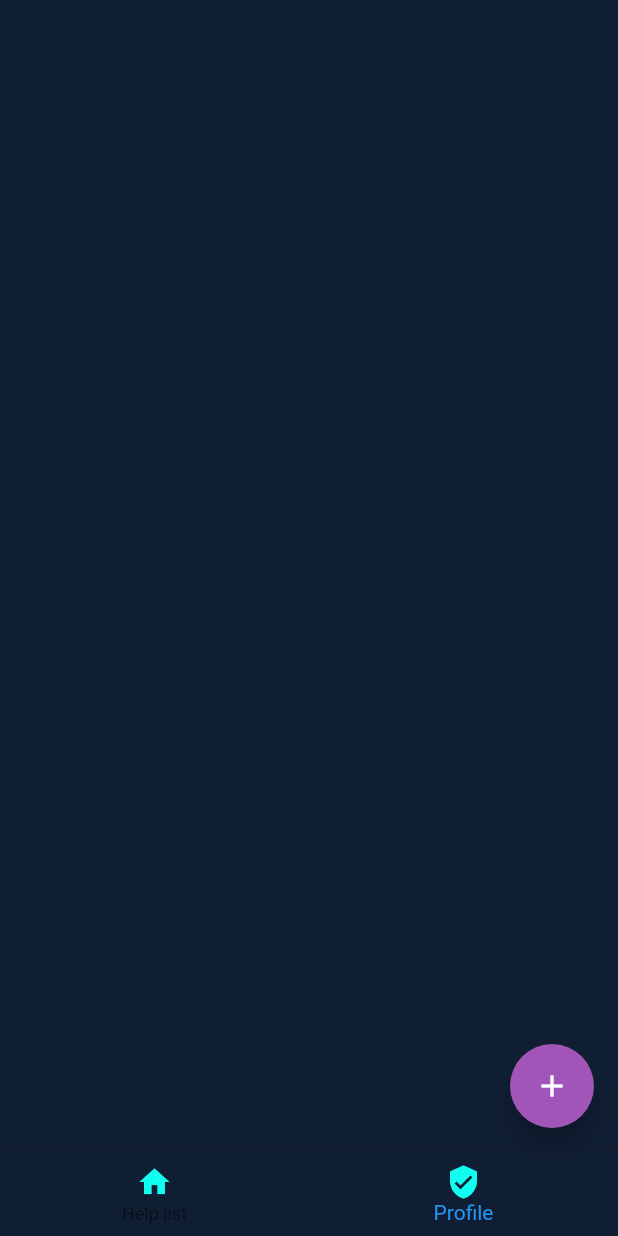
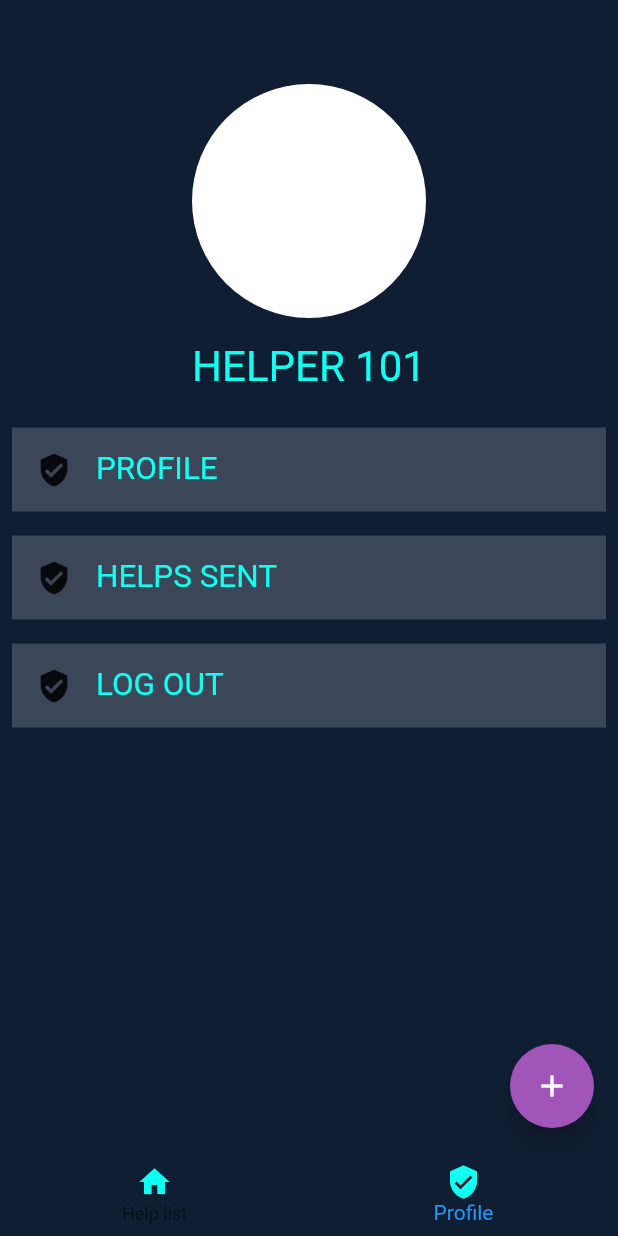
Before and after one commit to Alifyz/flutter-hackathon-2020, a Flutter app: the HelpListPage screen opened directly, item 2 of the bottom bar chosen, on a phone screen of 412 x 824 dp. Run offline on Flutter 3.47's test engine with Material 2 defaults, Android fonts, the phone set to English and light mode, and no system bars; our stand-ins replace flutter_swiper, google_fonts.

Commit message:
add: more images and styles

```diff
--- a/lib/commons/missions_details.dart
+++ b/lib/commons/missions_details.dart
@@ -7,14 +7,23 @@ class MissionDetailsOne extends StatelessWidget {
   @override
   Widget build(BuildContext context) {
     return Padding(
-      padding: const EdgeInsets.all(64),
-      child: Container(
+      padding: const EdgeInsets.only(left: 8, right: 8),
+      child: Column(
+        mainAxisAlignment: MainAxisAlignment.center,
+        children: [
+          Image.asset('images/city.png'),
+          SizedBox(
+            height: 16,
+          ),
+          Container(
             child: Center(
               child: Text(
                 'Estava tudo indo bem, Até que um novo vírus surgiu Ele adoeceu e matou milhares de pessoas no mundo todo',
                 style: TypographyStyle.textTitleTheme,
               ),
             ),
+          ),
+        ],
       ),
     );
   }
@@ -24,14 +33,20 @@ class MissionDetailsTwo extends StatelessWidget {
   @override
   Widget build(BuildContext context) {
     return Padding(
-      padding: const EdgeInsets.all(64),
-      child: Container(
+      padding: const EdgeInsets.only(left: 8, right: 8),
+      child: Column(
+        mainAxisAlignment: MainAxisAlignment.center,
+        children: [
+          Image.asset('images/homeless.png'),
+          Container(
             child: Center(
               child: Text(
                 'Com a economia abalada, muitos passam necessidade de coisas muito básicas',
                 style: TypographyStyle.textTitleTheme,
               ),
             ),
+          ),
+        ],
       ),
     );
   }
@@ -41,14 +56,20 @@ class MissionDetailsThree extends StatelessWidget {
   @override
   Widget build(BuildContext context) {
     return Padding(
-      padding: const EdgeInsets.all(64),
-      child: Container(
+      padding: const EdgeInsets.only(left: 8, right: 8),
+      child: Column(
+        mainAxisAlignment: MainAxisAlignment.center,
+        children: [
+          Image.asset('images/help.png'),
+          Container(
             child: Center(
               child: Text(
                 'E foi aí que surgiu uma esperança, começamos a cuidar melhor uns dos outros e formar alianças',
                 style: TypographyStyle.textTitleTheme,
               ),
             ),
+          ),
+        ],
       ),
     );
   }
--- a/lib/pages/help_list_page.dart
+++ b/lib/pages/help_list_page.dart
@@ -81,9 +81,112 @@ class MainContent extends StatelessWidget {
   @override
   Widget build(BuildContext context) {
     if (page == 0) {
-      return HelpListWidget(appState: appState);
+      if (appState.requests.isEmpty) {
+        return Center(
+          child: Column(
+            mainAxisAlignment: MainAxisAlignment.center,
+            children: [
+              Image.asset(
+                'images/empty.png',
+                width: 196,
+                height: 196,
+              ),
+              Text(
+                'Nothing found, try to add a new help request',
+                style: TypographyStyle.defaultTextTheme.copyWith(fontSize: 21),
+              )
+            ],
+          ),
+        );
+      } else {
+        return HelpListWidget(appState: appState);
+      }
     } else {
-      return Container();
+      return Padding(
+        padding: const EdgeInsets.only(top: 56),
+        child: Center(
+          child: Column(
+            children: [
+              Container(
+                width: 156,
+                height: 156,
+                decoration: BoxDecoration(
+                  color: Colors.white,
+                  borderRadius: BorderRadius.circular(96),
+                ),
+              ),
+              Padding(
+                padding: const EdgeInsets.all(16),
+                child: Text(
+                  'HELPER 101',
+                  style: TypographyStyle.textTitleTheme
+                      .copyWith(color: ColorStyles.actionColor),
+                ),
+              ),
+              Padding(
+                padding: const EdgeInsets.all(8.0),
+                child: Container(
+                  height: 56,
+                  decoration: BoxDecoration(color: ColorStyles.lightWhite),
+                  child: Row(children: [
+                    Padding(
+                      padding: const EdgeInsets.all(16),
+                      child: Icon(
+                        Icons.verified_user,
+                      ),
+                    ),
+                    Text(
+                      'PROFILE',
+                      style: TypographyStyle.textTitleTheme.copyWith(
+                          color: ColorStyles.actionColor, fontSize: 21),
+                    ),
+                  ]),
+                ),
+              ),
+              Padding(
+                padding: const EdgeInsets.all(8.0),
+                child: Container(
+                  height: 56,
+                  decoration: BoxDecoration(color: ColorStyles.lightWhite),
+                  child: Row(children: [
+                    Padding(
+                      padding: const EdgeInsets.all(16),
+                      child: Icon(
+                        Icons.verified_user,
+                      ),
+                    ),
+                    Text(
+                      'HELPS SENT',
+                      style: TypographyStyle.textTitleTheme.copyWith(
+                          color: ColorStyles.actionColor, fontSize: 21),
+                    ),
+                  ]),
+                ),
+              ),
+              Padding(
+                padding: const EdgeInsets.all(8.0),
+                child: Container(
+                  height: 56,
+                  decoration: BoxDecoration(color: ColorStyles.lightWhite),
+                  child: Row(children: [
+                    Padding(
+                      padding: const EdgeInsets.all(16),
+                      child: Icon(
+                        Icons.verified_user,
+                      ),
+                    ),
+                    Text(
+                      'LOG OUT',
+                      style: TypographyStyle.textTitleTheme.copyWith(
+                          color: ColorStyles.actionColor, fontSize: 21),
+                    ),
+                  ]),
+                ),
+              )
+            ],
+          ),
+        ),
+      );
     }
   }
 }
--- a/lib/styles/colors.dart
+++ b/lib/styles/colors.dart
@@ -10,4 +10,5 @@ class ColorStyles {
   static Color lighBlue = Color.fromRGBO(16, 255, 241, 1);
   static Color gray = Color.fromRGBO(154, 174, 193, 1);
   static Color actionColor = Color.fromRGBO(16, 255, 241, 1);
+  static Color lightWhite = Color.fromRGBO(255, 255, 255, 0.18);
 }
--- a/pubspec.yaml
+++ b/pubspec.yaml
@@ -56,6 +56,10 @@ flutter:
     - images/food.png
     - images/medicine.png
     - images/clothe.png
+    - images/city.png
+    - images/homeless.png
+    - images/help.png
+    - images/empty.png
 
   # An image asset can refer to one or more resolution-specific "variants", see
   # https://flutter.dev/assets-and-images/#resolution-aware.
```
Also changed, not shown: images/city.png (added), images/empty.png (added), images/help.png (added), images/homeless.png (added). Lines whose indentation alone changed are shown as unchanged.
